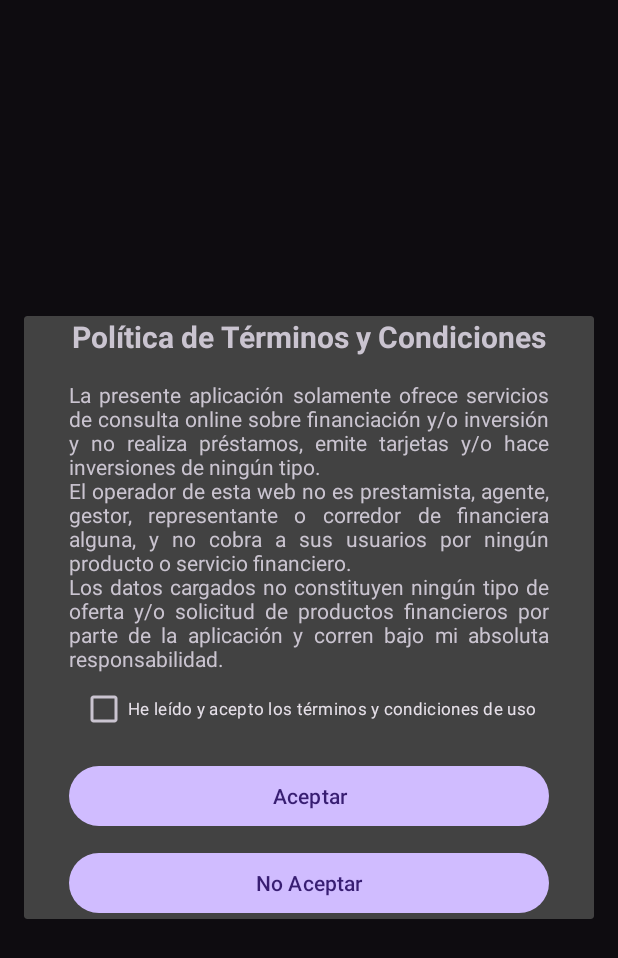
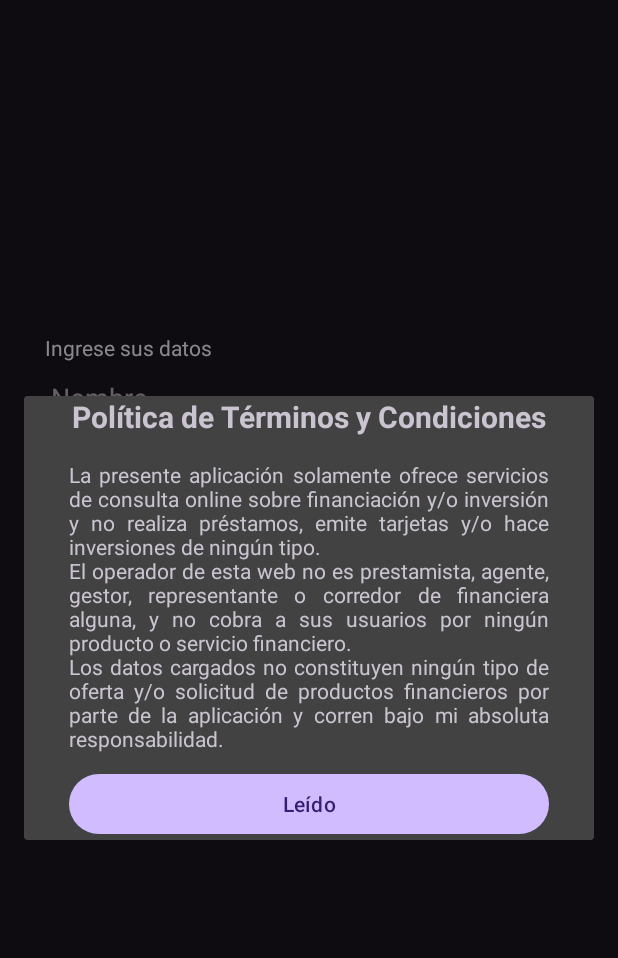
Before and after one commit to fermartini/tp_integrador, an Android app: the screen it shows after launch (LoginActivity), after a tap on "Validar Términos y Condiciones", on a phone screen of 412 x 824 dp. Shown: the top 958 px of the screen. Run offline under Robolectric (Android 15) with nearby library versions, the light colour scheme and no system bars.

Commit message:
*Se modifica dónde se hace la validación de aceptación de las Políticas de Términos y Condiciones

```diff
--- a/app/src/main/java/ar/com/tp_integrador/LoginActivity.kt
+++ b/app/src/main/java/ar/com/tp_integrador/LoginActivity.kt
@@ -5,6 +5,7 @@ import android.content.Intent
 import android.os.Bundle
 import android.view.View
 import android.widget.Button
+import android.widget.CheckBox
 import android.widget.EditText
 import android.widget.ProgressBar
 import android.widget.Toast
@@ -22,18 +23,36 @@ class LoginActivity : AppCompatActivity() {
         val apellido = findViewById<EditText>(R.id.apellido)
         val correoElectronico = findViewById<EditText>(R.id.correoElectronico)
         val progressBar = findViewById<ProgressBar>(R.id.progreso)
+        val botonTyC = findViewById<Button>(R.id.botonTyC)
+        val checked = findViewById<CheckBox>(R.id.checkedTyC)
+        val botonAceptar = findViewById<Button>(R.id.botonAceptar)
         val botonIngresar = findViewById<Button>(R.id.botonIngresar)
-        val botonTyC = findViewById<Button>(R.id.botonTyC)
 
         //Botón que abre el pop up donde se encuentran las políticas de términos y condiciones
         botonTyC.setOnClickListener {
                 val dialog = TyCActivity()
                 dialog.show(supportFragmentManager, "tyc")
                 botonTyC.visibility = View.GONE
-                botonIngresar.visibility = View.VISIBLE
+                checked.visibility = View.VISIBLE
+                botonAceptar.visibility = View.VISIBLE
             }
 
-        //Botón ingresar
+        //Botón Aceptar se habilita luego de haber leído los Términos y Condiciones
+        botonAceptar.setOnClickListener {
+            //Si se tildó el check
+            if (checked.isChecked) {
+                //Se habilita el botón Ingresar
+                botonIngresar.visibility = View.VISIBLE
+                //Se le notifica al usuario que debe apretar el botón Ingresar para avanzar
+                Toast.makeText(this, "Apriete el botón Ingresar para continuar", Toast.LENGTH_LONG).show()
+            } else {
+                //Se le notifica al usuario que debe tildar el check para avanzar
+                Toast.makeText(this, "Debe tildar el check para poder continuar", Toast.LENGTH_LONG).show()
+            }
+
+        }
+
+        //Botón Ingresar que se habilita luego de aceptar los Términos y Condiciones
         botonIngresar.setOnClickListener {
             progressBar.visibility = View.VISIBLE
             val nombreUsuario = nombre.text.toString()
@@ -43,7 +62,7 @@ class LoginActivity : AppCompatActivity() {
             val datosPersonales = getSharedPreferences("userData", Context.MODE_PRIVATE)
 
             //Valida que ninguno de los valores solicitados quede vacío
-            if(nombreUsuario.isNotEmpty() && apellidoUsuario.isNotEmpty() && correoUsuario.isNotEmpty()){
+            if (nombreUsuario.isNotEmpty() && apellidoUsuario.isNotEmpty() && correoUsuario.isNotEmpty()) {
                 datosPersonales.edit().apply {
                     putString("nombreUsuario", nombreUsuario)
                     putString("apellidoUsuario", apellidoUsuario)
@@ -54,11 +73,10 @@ class LoginActivity : AppCompatActivity() {
                 //Mensaje de validación si se logueo correctamente
                 Toast.makeText(this, "Logueo Válido", Toast.LENGTH_LONG).show()
                 //Redirijo a la actividad del Test de Inversor
-                val intent = Intent(this, TestActivity::class.java )
+                val intent = Intent(this, TestActivity::class.java)
                 startActivity(intent)
                 finish()
-            }
-            else{
+            } else {
                 //Mensaje que aparece para que el usuario complete la totalidad de los datos
                 Toast.makeText(this, "Debe completar todos los datos solicitados", Toast.LENGTH_LONG).show()
             }
--- a/app/src/main/java/ar/com/tp_integrador/TyCActivity.kt
+++ b/app/src/main/java/ar/com/tp_integrador/TyCActivity.kt
@@ -5,10 +5,8 @@ import android.view.LayoutInflater
 import android.view.View
 import android.view.ViewGroup
 import android.widget.Button
-import android.widget.CheckBox
 import android.widget.Toast
 import androidx.fragment.app.DialogFragment
-import kotlin.system.exitProcess
 
 class TyCActivity : DialogFragment() {
     override fun onCreateView(
@@ -18,29 +16,14 @@ class TyCActivity : DialogFragment() {
     ): View {
         //Llamo a mi activity pero con inflater para que me haga el efecto estilo pop up
         val rootView: View = inflater.inflate(R.layout.activity_ty_cactivity, container, false)
-        val aceptar = rootView.findViewById<Button>(R.id.botonAceptar)
-        val checked = rootView.findViewById<CheckBox>(R.id.checkedTyC)
-        val noAceptar = rootView.findViewById<Button>(R.id.botonNoAceptar)
+        val leido = rootView.findViewById<Button>(R.id.botonLeido)
 
-        //Botón aceptar
-        aceptar.setOnClickListener {
-            //Validación para que el usuario marque el check sí o sí
-            if(checked.isChecked){
-                //si lo hace, se cierra el pop up
-                dismiss()
-            }   else {
-                //Mensaje advertencia para que tilde el check si quiere continuar
-                Toast.makeText(context, "Debe aceptar los Términos y Condiciones para poder continuar", Toast.LENGTH_LONG).show()
+        //Botón Leído
+        leido.setOnClickListener {
+            dismiss()
+            Toast.makeText(context, "Leídas las Políticas de Términos y Condiciones", Toast.LENGTH_LONG).show()
             }
-        }
-
-        //Botón no acepta
-        noAceptar.setOnClickListener {
-            //Mensaje que le avisa al usuario que al no aceptar las bases y condiciones se cerrará la app
-            Toast.makeText(context, "Al no aceptar los Términos y Condiciones, se cierra la aplicación.", Toast.LENGTH_LONG).show()
-            exitProcess(0)
-        }
-
         return rootView
     }
+
 }
--- a/app/src/main/res/layout/activity_login.xml
+++ b/app/src/main/res/layout/activity_login.xml
@@ -58,15 +58,6 @@
         android:visibility="gone"/>
 
     <Button
-        android:id="@+id/botonIngresar"
-        android:layout_width="match_parent"
-        android:layout_height="wrap_content"
-        android:layout_marginTop="10dp"
-        android:layout_marginHorizontal="50dp"
-        android:visibility="gone"
-        android:text="@string/botonIngreso"/>
-
-    <Button
         android:id="@+id/botonTyC"
         android:layout_width="match_parent"
         android:layout_height="wrap_content"
@@ -75,5 +66,33 @@
         android:visibility="visible"
         android:text="@string/botonTyC"/>
 
+    <CheckBox
+        android:id="@+id/checkedTyC"
+        android:layout_width="wrap_content"
+        android:layout_height="wrap_content"
+        android:layout_marginLeft="5dp"
+        android:layout_marginRight="5dp"
+        android:visibility="invisible"
+        android:text="@string/aceptacionTyC"
+        android:textSize="11sp"/>
+
+    <Button
+        android:id="@+id/botonAceptar"
+        android:layout_width="match_parent"
+        android:layout_height="wrap_content"
+        android:layout_marginTop="10dp"
+        android:layout_marginHorizontal="50dp"
+        android:visibility="invisible"
+        android:text="@string/botonAceptar"/>
+
+    <Button
+        android:id="@+id/botonIngresar"
+        android:layout_width="match_parent"
+        android:layout_height="wrap_content"
+        android:layout_marginTop="10dp"
+        android:layout_marginHorizontal="50dp"
+        android:visibility="invisible"
+        android:text="@string/botonIngreso"/>
+
 
 </LinearLayout>
--- a/app/src/main/res/layout/activity_ty_cactivity.xml
+++ b/app/src/main/res/layout/activity_ty_cactivity.xml
@@ -28,32 +28,14 @@
         android:textStyle="normal"
         android:text="@string/tyc"/>
 
-    <CheckBox
-        android:id="@+id/checkedTyC"
-        android:layout_width="wrap_content"
-        android:layout_height="wrap_content"
-        android:layout_marginLeft="5dp"
-        android:layout_marginRight="5dp"
-        android:text="@string/aceptacionTyC"
-        android:textSize="11sp"/>
-
     <Button
-        android:id="@+id/botonAceptar"
+        android:id="@+id/botonLeido"
         android:layout_width="match_parent"
         android:layout_height="wrap_content"
         android:layout_marginTop="10dp"
         android:layout_marginHorizontal="30dp"
         android:visibility="visible"
-        android:text="@string/botonAceptar"/>
-
-    <Button
-        android:id="@+id/botonNoAceptar"
-        android:layout_width="match_parent"
-        android:layout_height="wrap_content"
-        android:layout_marginTop="10dp"
-        android:layout_marginHorizontal="30dp"
-        android:visibility="visible"
-        android:text="@string/botonNoAceptar"/>
+        android:text="@string/botonLeido"/>
 
 
 </LinearLayout>
--- a/app/src/main/res/values/strings.xml
+++ b/app/src/main/res/values/strings.xml
@@ -39,7 +39,7 @@
     <string name="tyc">La presente aplicación solamente ofrece servicios de consulta online sobre financiación y/o inversión y no realiza préstamos, emite tarjetas y/o hace inversiones de ningún tipo. \nEl operador de esta web no es prestamista, agente, gestor, representante o corredor de financiera alguna, y no cobra a sus usuarios por ningún producto o servicio financiero. \nLos datos cargados no constituyen ningún tipo de oferta y/o solicitud de productos financieros por parte de la aplicación y corren bajo mi absoluta responsabilidad.</string>
     <string name="aceptacionTyC">He leído y acepto los términos y condiciones de uso</string>
     <string name="botonAceptar">Aceptar</string>
-    <string name="botonNoAceptar">No Aceptar</string>
+    <string name="botonLeido">Leído</string>
     <string name="inversionResultado1">Inversión 1</string>
     <string name="inversionResultado2">Inversión 2</string>
     <string name="roi1">ROI 1: 0%</string>
```
